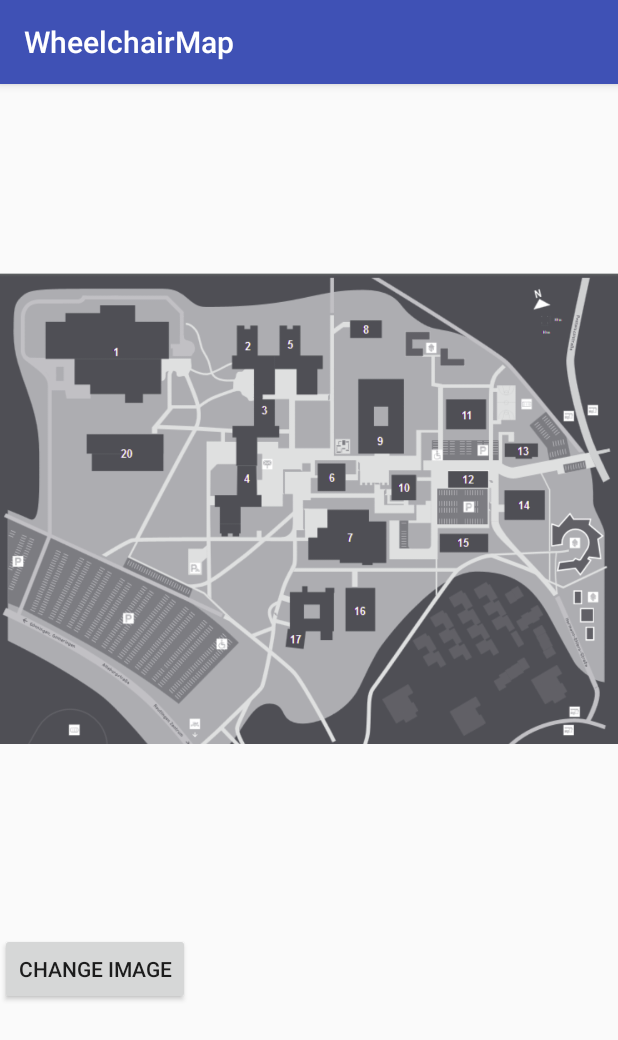
After one commit to lramosoromi/WheelchairMap, an Android app: the BlueprintActivity screen opened directly, with no data from a screen before it, on a phone screen of 412 x 824 dp. The commit adds this screen. Shown: the top 1040 px of the screen. Run offline under Robolectric (Android 15) with nearby library versions, the phone set to English and light mode, and no system bars.

Commit message:
Arranco con los planos de los edificios

```diff
--- a/wheelchairMap/src/main/AndroidManifest.xml
+++ b/wheelchairMap/src/main/AndroidManifest.xml
@@ -40,6 +40,7 @@
         <activity
             android:name=".MapsActivity"
             android:label="@string/title_activity_maps" />
+        <activity android:name=".BlueprintActivity"></activity>
     </application>
 
 </manifest>
--- /dev/null
+++ b/wheelchairMap/src/main/java/com/rolithunderbird/wheelchairmap/BlueprintActivity.java
@@ -0,0 +1,37 @@
+package com.rolithunderbird.wheelchairmap;
+
+import android.support.v7.app.AppCompatActivity;
+import android.os.Bundle;
+import android.view.View;
+import android.widget.Button;
+import android.widget.ImageView;
+
+public class BlueprintActivity extends AppCompatActivity {
+
+    Button button;
+    ImageView image;
+
+    @Override
+    public void onCreate(Bundle savedInstanceState) {
+        super.onCreate(savedInstanceState);
+        setContentView(R.layout.activity_blueprint);
+
+        addListenerOnButton();
+    }
+
+    // NO ESTARIA VIENDO EL BOTON
+
+    public void addListenerOnButton() {
+
+        image = (ImageView) findViewById(R.id.imageView1);
+
+        button = (Button) findViewById(R.id.btnChangeImage);
+        button.setOnClickListener(new View.OnClickListener() {
+
+            @Override
+            public void onClick(View arg0) {
+                image.setImageResource(R.drawable.mapa_reutlingen_rutas);
+            }
+        });
+    }
+}
--- a/wheelchairMap/src/main/java/com/rolithunderbird/wheelchairmap/CustomDialog.java
+++ b/wheelchairMap/src/main/java/com/rolithunderbird/wheelchairmap/CustomDialog.java
@@ -3,10 +3,8 @@ package com.rolithunderbird.wheelchairmap;
 import android.app.Activity;
 import android.app.AlertDialog;
 import android.app.Dialog;
-import android.content.DialogInterface;
 import android.content.Intent;
 import android.os.Bundle;
-import android.provider.Settings;
 import android.view.View;
 import android.view.Window;
 import android.widget.AdapterView;
@@ -54,6 +52,8 @@ public class CustomDialog extends Dialog
     @Override
     public void onClick(View v) {
         //Call Activity of the building blueprint
+        activity.startActivity(new Intent(activity.getBaseContext(), BlueprintActivity.class));
+
         dismiss();
     }
 
@@ -61,7 +61,6 @@ public class CustomDialog extends Dialog
     public void onItemSelected(AdapterView<?> parent, View view,
                                int pos, long id) {
         // An item was selected. You can retrieve the selected item using
-        parent.getItemAtPosition(pos);
         Toast.makeText(activity.getBaseContext(),
                 " " + parent.getItemAtPosition(pos), Toast.LENGTH_LONG).show();
     }
--- /dev/null
+++ b/wheelchairMap/src/main/res/layout/activity_blueprint.xml
@@ -0,0 +1,21 @@
+<?xml version="1.0" encoding="utf-8"?>
+<LinearLayout xmlns:android="http://schemas.android.com/apk/res/android"
+    xmlns:tools="http://schemas.android.com/tools"
+    android:orientation="vertical"
+    android:layout_width="match_parent"
+    android:layout_height="match_parent"
+    tools:context="com.rolithunderbird.wheelchairmap.BlueprintActivity">
+
+    <ImageView
+        android:id="@id/imageView1"
+        android:layout_width="wrap_content"
+        android:layout_height="wrap_content"
+        android:src="@drawable/mapa_reutlingen" />
+
+    <Button
+        android:id="@id/btnChangeImage"
+        android:layout_width="wrap_content"
+        android:layout_height="wrap_content"
+        android:text="@string/btnChangeImage" />
+
+</LinearLayout>
--- a/wheelchairMap/src/main/res/values/ids.xml
+++ b/wheelchairMap/src/main/res/values/ids.xml
@@ -9,6 +9,10 @@
     <item name="transparencySeekBar" type="id"/>
     <item name="toggleClickability" type="id"/>
     <item name="map" type="id"/>
+
+    <!--    BlueprintActivity Activity  -->
+    <item name="imageView1" type="id"/>
+    <item name="btnChangeImage" type="id"/>
 
     <!--    Menu    -->
     <item name="action_show_routes" type="id"/>
--- a/wheelchairMap/src/main/res/values/strings.xml
+++ b/wheelchairMap/src/main/res/values/strings.xml
@@ -23,6 +23,9 @@
     </string-array>
     <string name="custom_dialog_button">Select</string>
 
+    <!--    BlueprintActivity Activity strings  -->
+    <string name="btnChangeImage">Change Image</string>
+
     <!--    AlertDialog strings -->
     <string name="alertDialogTitle">Caution</string>
     <string name="alertDialogMessage">
```
Also changed, not shown: 1 other file.
